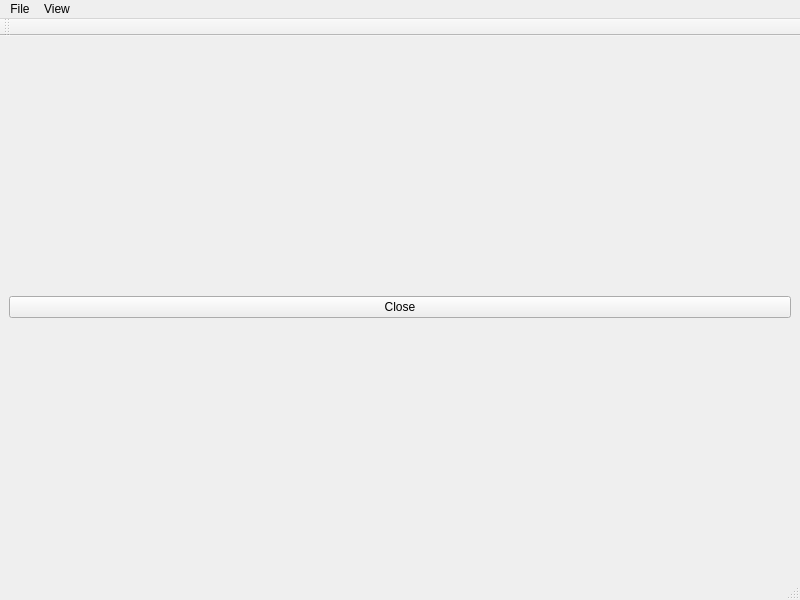
This is mainwinodw.ui in cyonglee/zumzumzum as Qt 5 draws it before an edit. The edited form follows.
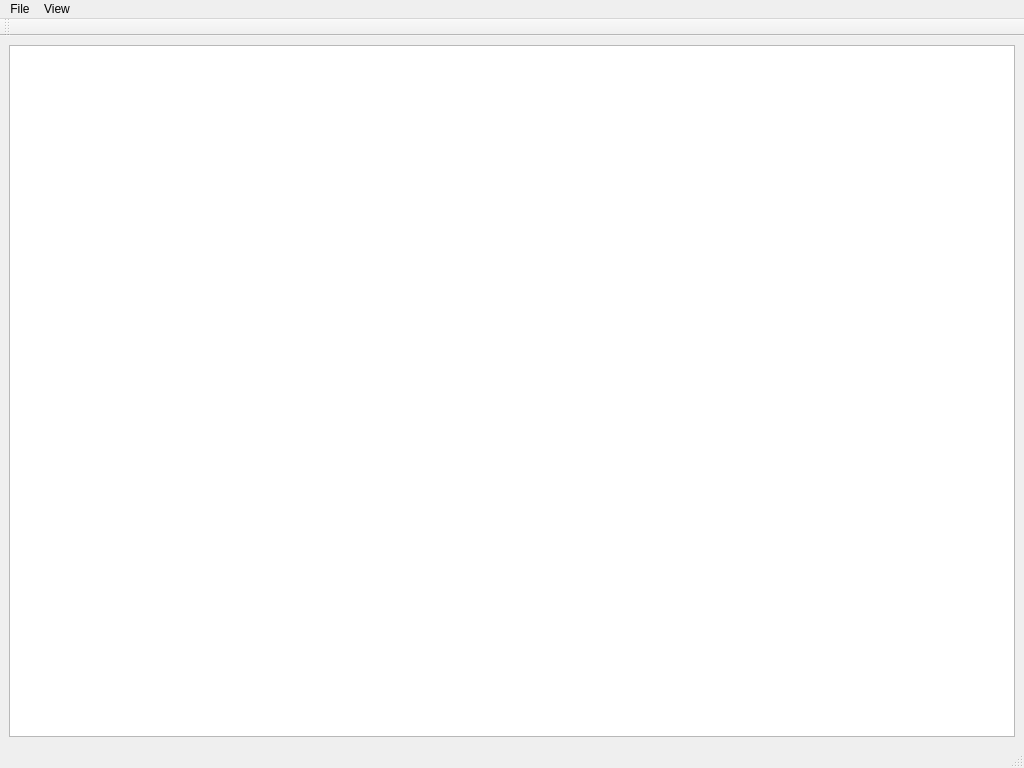
This is the edited form.

Commit message: ds > me

Patch:
```diff
--- a/mainwinodw.ui
+++ b/mainwinodw.ui
@@ -6,8 +6,8 @@
    <rect>
     <x>0</x>
     <y>0</y>
-    <width>800</width>
-    <height>600</height>
+    <width>1024</width>
+    <height>768</height>
    </rect>
   </property>
   <property name="windowTitle">
@@ -16,14 +16,7 @@
   <widget class="QWidget" name="centralwidget">
    <layout class="QVBoxLayout" name="verticalLayout_2">
     <item>
-     <layout class="QVBoxLayout" name="verticalLayout"/>
-    </item>
-    <item>
-     <widget class="QPushButton" name="pushButton">
-      <property name="text">
-       <string>Close</string>
-      </property>
-     </widget>
+     <widget class="QGraphicsView" name="graphicsView"/>
     </item>
    </layout>
   </widget>
@@ -32,8 +25,8 @@
     <rect>
      <x>0</x>
      <y>0</y>
-     <width>800</width>
-     <height>20</height>
+     <width>1024</width>
+     <height>25</height>
     </rect>
    </property>
    <widget class="QMenu" name="menuFile">
```
Left out of the diff: 7 changed lines with no effect on the pictures.
